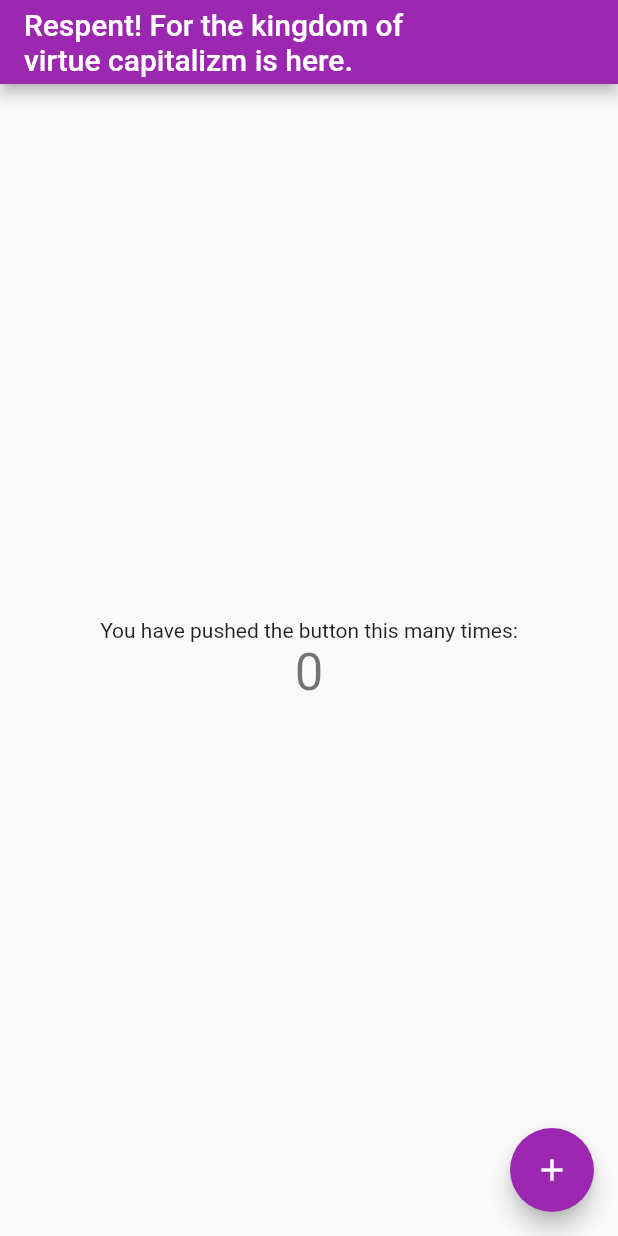
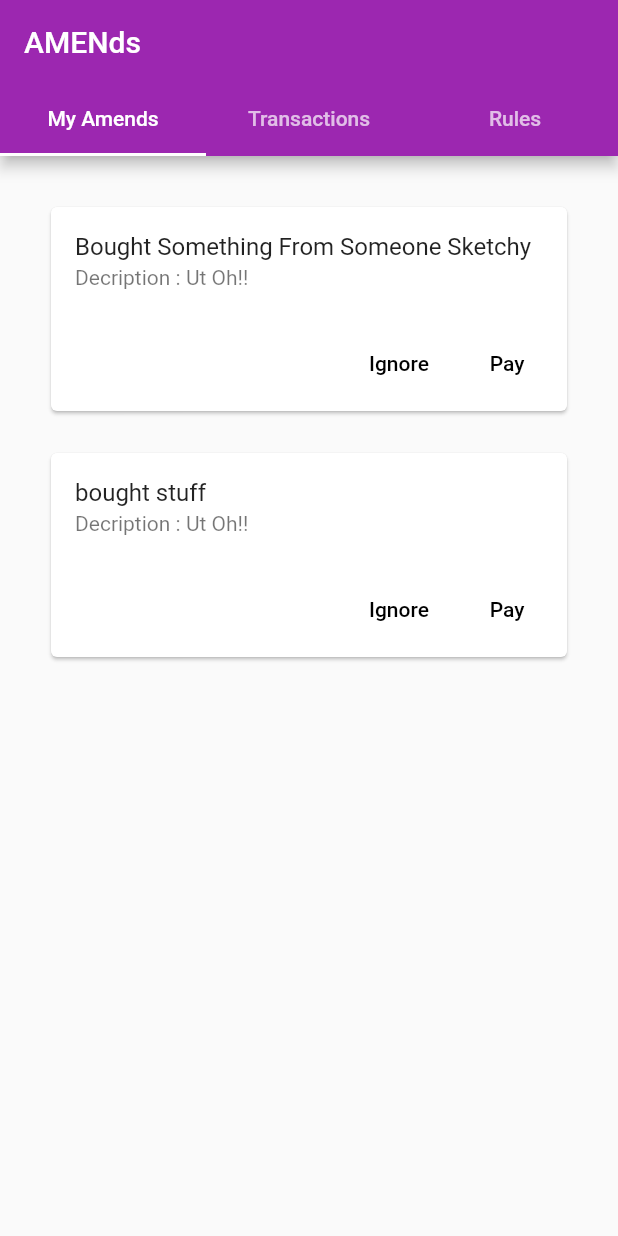
Before and after one commit to weirdev/amends, a Flutter app: the screen it shows after launch, on a phone screen of 412 x 824 dp. Run offline on Flutter 3.47's test engine with Material 2 defaults, Android fonts, the phone set to English and light mode, and no system bars.

Commit message:
Added tabbed structure and carded listview

```diff
--- a/lib/main.dart
+++ b/lib/main.dart
@@ -20,7 +20,7 @@ class MyApp extends StatelessWidget {
         // is not restarted.
         primarySwatch: Colors.purple,
       ),
-      home: MyHomePage(title: 'Respent! For the kingdom of \nvirtue capitalizm is here.'),
+      home: MyHomePage(title: 'AMENds'),
     );
   }
 }
@@ -43,18 +43,25 @@ class MyHomePage extends StatefulWidget {
   _MyHomePageState createState() => _MyHomePageState();
 }
 
-class _MyHomePageState extends State<MyHomePage> {
-  int _counter = 0;
+class _MyHomePageState extends State<MyHomePage> with SingleTickerProviderStateMixin {
+  final List<Tab> myTabs = <Tab>[
+    Tab(text: 'My Amends'),
+    Tab(text: 'Transactions'),
+    Tab(text: 'Rules')
+  ];
 
-  void _incrementCounter() {
-    setState(() {
-      // This call to setState tells the Flutter framework that something has
-      // changed in this State, which causes it to rerun the build method below
-      // so that the display can reflect the updated values. If we changed
-      // _counter without calling setState(), then the build method would not be
-      // called again, and so nothing would appear to happen.
-      _counter++;
-    });
+  TabController _tabController;
+
+  @override
+  void initState() {
+    super.initState();
+    _tabController = TabController(vsync: this, length: myTabs.length);
+  }
+
+  @override
+  void dispose() {
+    _tabController.dispose();
+    super.dispose();
   }
 
   @override
@@ -70,42 +77,76 @@ class _MyHomePageState extends State<MyHomePage> {
         // Here we take the value from the MyHomePage object that was created by
         // the App.build method, and use it to set our appbar title.
         title: Text(widget.title),
+        bottom: TabBar(
+          controller: _tabController,
+          tabs: myTabs,
+        )
       ),
-      body: Center(
-        // Center is a layout widget. It takes a single child and positions it
-        // in the middle of the parent.
-        child: Column(
-          // Column is also layout widget. It takes a list of children and
-          // arranges them vertically. By default, it sizes itself to fit its
-          // children horizontally, and tries to be as tall as its parent.
-          //
-          // Invoke "debug painting" (press "p" in the console, choose the
-          // "Toggle Debug Paint" action from the Flutter Inspector in Android
-          // Studio, or the "Toggle Debug Paint" command in Visual Studio Code)
-          // to see the wireframe for each widget.
-          //
-          // Column has various properties to control how it sizes itself and
-          // how it positions its children. Here we use mainAxisAlignment to
-          // center the children vertically; the main axis here is the vertical
-          // axis because Columns are vertical (the cross axis would be
-          // horizontal).
-          mainAxisAlignment: MainAxisAlignment.center,
-          children: <Widget>[
-            Text(
-              'You have pushed the button this many times:',
-            ),
-            Text(
-              '$_counter',
-              style: Theme.of(context).textTheme.display1,
-            ),
-          ],
-        ),
+      body: TabBarView(
+        controller: _tabController,
+        children: <Widget>[
+          ListView(
+            shrinkWrap: true,
+            padding: const EdgeInsets.all(20.0),
+            children: <Widget>[
+              buildAmendListing(context, "Bought Something From Someone Sketchy"),
+              buildAmendListing(context, "bought stuff")
+            ],
+          ),
+          const Text('Transactions'),
+          const Text('Rules')
+        ],
       ),
-      floatingActionButton: FloatingActionButton(
-        onPressed: _incrementCounter,
-        tooltip: 'Increment',
-        child: Icon(Icons.add),
-      ), // This trailing comma makes auto-formatting nicer for build methods.
     );
   }
 }
+
+Widget buildAmendListing(BuildContext context, String listing) => Padding(
+  padding: new EdgeInsets.all(10.0),
+  child: new Card(
+    child: new Column(
+      children: <Widget>[
+        new ListTile(
+          title: Text(listing),
+          subtitle: const Text("Decription : Ut Oh!!"),
+        ),
+        new ButtonTheme.bar(
+          child: new ButtonBar(
+            children: <Widget>[
+              new FlatButton(
+                child: const Text('Ignore'),
+                onPressed: () { /* ... */ },
+              ),
+              new FlatButton(
+                child: const Text('Pay'),
+                onPressed: () { /* ... */ },
+              ),
+            ],
+          ),
+        ),
+      ],
+    ),
+  )
+);
+
+/*
+Widget buildAmendListing(BuildContext context, String listing) => Container(
+  height: 56.0, // in logical pixels
+  padding: const EdgeInsets.symmetric(horizontal: 8.0),
+  decoration: BoxDecoration(color: Colors.purple[100]),
+  // Row is a horizontal, linear layout.
+  child: Row(
+    // <Widget> is the type of items in the list.
+    children: <Widget>[
+      // Expanded expands its child to fill the available space.
+      Expanded(
+        child: Text(listing),
+      ),
+      IconButton(
+        icon: Icon(Icons.arrow_forward),
+        tooltip: 'Amend details',
+        onPressed: null,
+      ),
+    ],
+  ),
+);*/
```
Also changed, not shown: 1 other file.
